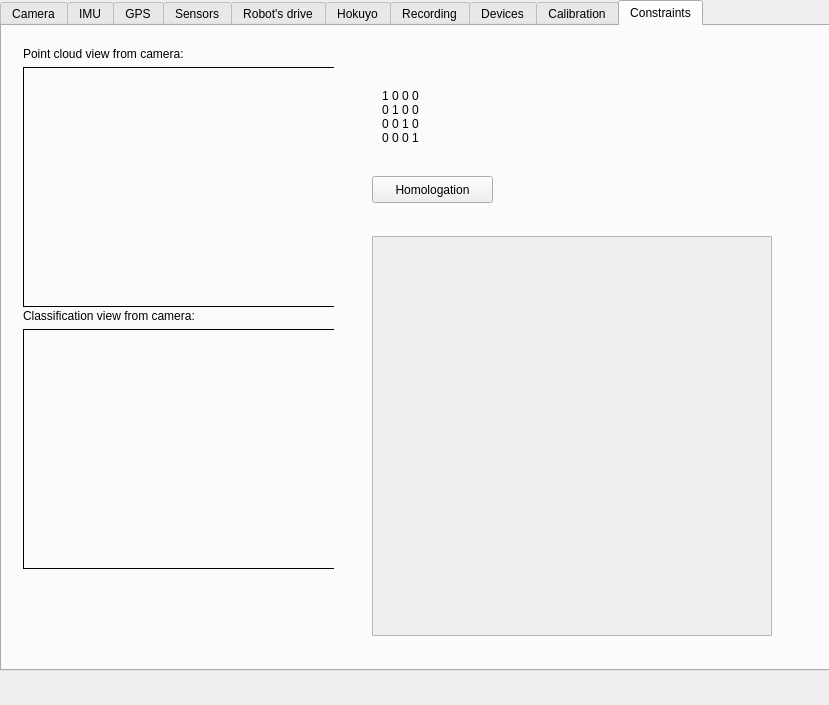
This is Trobot_Qt/trobotqt.ui in LRMPUT/TAPAS as Qt 5 draws it before an edit. The edited form follows.
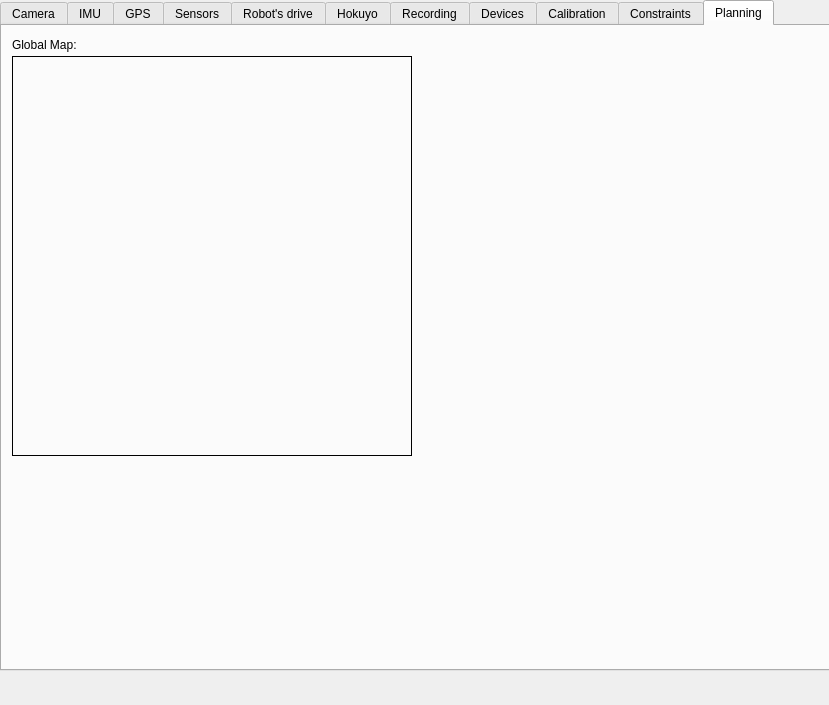
This is the edited form.

The edit to the form file:
```diff
--- a/Trobot_Qt/trobotqt.ui
+++ b/Trobot_Qt/trobotqt.ui
@@ -27,7 +27,7 @@
      </rect>
     </property>
     <property name="currentIndex">
-     <number>9</number>
+     <number>10</number>
     </property>
     <widget class="QWidget" name="cameraTab">
      <attribute name="title">
@@ -1997,6 +1997,43 @@
       </property>
      </widget>
     </widget>
+    <widget class="QWidget" name="planningTab">
+     <property name="accessibleName">
+      <string/>
+     </property>
+     <attribute name="title">
+      <string>Planning</string>
+     </attribute>
+     <widget class="QLabel" name="planningGlobalViewLabel">
+      <property name="geometry">
+       <rect>
+        <x>10</x>
+        <y>30</y>
+        <width>400</width>
+        <height>400</height>
+       </rect>
+      </property>
+      <property name="frameShape">
+       <enum>QFrame::Box</enum>
+      </property>
+      <property name="text">
+       <string/>
+      </property>
+     </widget>
+     <widget class="QLabel" name="label_38">
+      <property name="geometry">
+       <rect>
+        <x>10</x>
+        <y>10</y>
+        <width>91</width>
+        <height>17</height>
+       </rect>
+      </property>
+      <property name="text">
+       <string>Global Map:</string>
+      </property>
+     </widget>
+    </widget>
    </widget>
   </widget>
   <widget class="QMenuBar" name="mainMenu">
```
Left out of the diff: 6 changed lines with no effect on the pictures.
